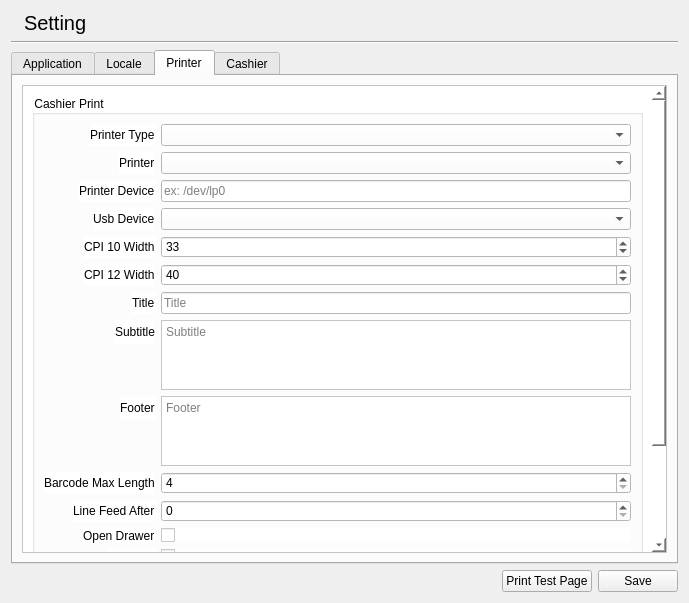
apinprastya/sultan, file libgui/setting/settingwidget.ui: the form before one commit.
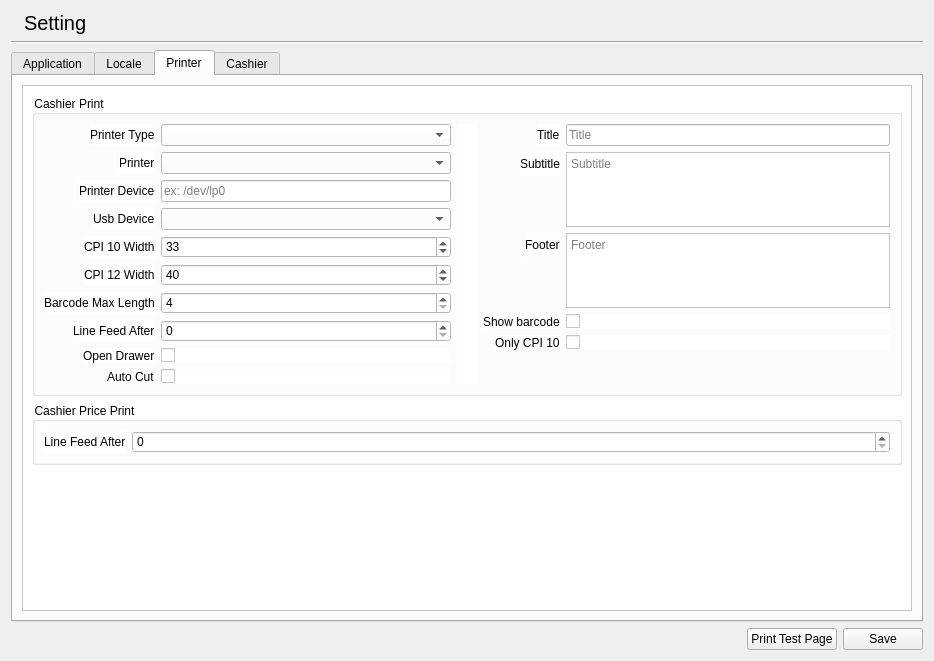
The form after the commit. The open tabs and pages were chosen to show the change. Icons and pictures are not drawn.

Patch:
```diff
--- a/libgui/setting/settingwidget.ui
+++ b/libgui/setting/settingwidget.ui
@@ -6,8 +6,8 @@
    <rect>
     <x>0</x>
     <y>0</y>
-    <width>689</width>
-    <height>603</height>
+    <width>934</width>
+    <height>661</height>
    </rect>
   </property>
   <property name="windowTitle">
@@ -420,8 +420,8 @@
            <rect>
             <x>0</x>
             <y>0</y>
-            <width>633</width>
-            <height>597</height>
+            <width>892</width>
+            <height>516</height>
            </rect>
           </property>
           <layout class="QVBoxLayout" name="verticalLayout_8">
@@ -432,6 +432,17 @@
              </property>
              <layout class="QVBoxLayout" name="verticalLayout_9">
               <item>
+               <layout class="QHBoxLayout" name="horizontalLayout_5" stretch="1,0,1">
+                <property name="spacing">
+                 <number>6</number>
+                </property>
+                <property name="rightMargin">
+                 <number>0</number>
+                </property>
+                <property name="bottomMargin">
+                 <number>0</number>
+                </property>
+                <item>
                <layout class="QFormLayout" name="formLayout_4">
                 <property name="labelAlignment">
                  <set>Qt::AlignRight|Qt::AlignTrailing|Qt::AlignVCenter</set>
@@ -510,81 +521,6 @@
                   </property>
                  </widget>
                 </item>
-                <item row="6" column="0">
-                 <widget class="QLabel" name="label_13">
-                  <property name="text">
-                   <string>Title</string>
-                  </property>
-                 </widget>
-                </item>
-                <item row="6" column="1">
-                 <widget class="QLineEdit" name="linePrintCashierTitle">
-                  <property name="placeholderText">
-                   <string>Title</string>
-                  </property>
-                 </widget>
-                </item>
-                <item row="7" column="0">
-                 <widget class="QLabel" name="label_14">
-                  <property name="text">
-                   <string>Subtitle</string>
-                  </property>
-                 </widget>
-                </item>
-                <item row="7" column="1">
-                 <widget class="QPlainTextEdit" name="plainPrintCashierSubtitle">
-                  <property name="sizePolicy">
-                   <sizepolicy hsizetype="Expanding" vsizetype="Maximum">
-                    <horstretch>0</horstretch>
-                    <verstretch>0</verstretch>
-                   </sizepolicy>
-                  </property>
-                  <property name="maximumSize">
-                   <size>
-                    <width>16777215</width>
-                    <height>75</height>
-                   </size>
-                  </property>
-                  <property name="placeholderText">
-                   <string>Subtitle</string>
-                  </property>
-                 </widget>
-                </item>
-                <item row="8" column="0">
-                 <widget class="QLabel" name="label_15">
-                  <property name="text">
-                   <string>Footer</string>
-                  </property>
-                 </widget>
-                </item>
-                <item row="8" column="1">
-                 <widget class="QPlainTextEdit" name="plainPrintCashierFooter">
-                  <property name="sizePolicy">
-                   <sizepolicy hsizetype="Preferred" vsizetype="Maximum">
-                    <horstretch>0</horstretch>
-                    <verstretch>0</verstretch>
-                   </sizepolicy>
-                  </property>
-                  <property name="minimumSize">
-                   <size>
-                    <width>0</width>
-                    <height>0</height>
-                   </size>
-                  </property>
-                  <property name="maximumSize">
-                   <size>
-                    <width>16777215</width>
-                    <height>75</height>
-                   </size>
-                  </property>
-                  <property name="tabChangesFocus">
-                   <bool>true</bool>
-                  </property>
-                  <property name="placeholderText">
-                   <string>Footer</string>
-                  </property>
-                 </widget>
-                </item>
                 <item row="9" column="0">
                  <widget class="QLabel" name="label_28">
                   <property name="text">
@@ -640,20 +576,6 @@
                   </property>
                  </widget>
                 </item>
-                <item row="13" column="0">
-                 <widget class="QLabel" name="label_29">
-                  <property name="text">
-                   <string>Show barcode</string>
-                  </property>
-                 </widget>
-                </item>
-                <item row="13" column="1">
-                 <widget class="QCheckBox" name="checkShowBarcode">
-                  <property name="text">
-                   <string/>
-                  </property>
-                 </widget>
-                </item>
                 <item row="3" column="0">
                  <widget class="QLabel" name="labelUsb">
                   <property name="text">
@@ -666,6 +588,131 @@
                 </item>
                </layout>
               </item>
+                <item>
+                 <widget class="QWidget" name="widget_3" native="true">
+                  <property name="minimumSize">
+                   <size>
+                    <width>20</width>
+                    <height>0</height>
+                   </size>
+                  </property>
+                 </widget>
+                </item>
+                <item>
+                 <layout class="QFormLayout" name="formLayout_9">
+                  <property name="labelAlignment">
+                   <set>Qt::AlignRight|Qt::AlignTrailing|Qt::AlignVCenter</set>
+                  </property>
+                  <property name="rightMargin">
+                   <number>0</number>
+                  </property>
+                  <item row="0" column="0">
+                   <widget class="QLabel" name="label_13">
+                    <property name="text">
+                     <string>Title</string>
+                    </property>
+                   </widget>
+                  </item>
+                  <item row="0" column="1">
+                   <widget class="QLineEdit" name="linePrintCashierTitle">
+                    <property name="placeholderText">
+                     <string>Title</string>
+                    </property>
+                   </widget>
+                  </item>
+                  <item row="1" column="0">
+                   <widget class="QLabel" name="label_14">
+                    <property name="text">
+                     <string>Subtitle</string>
+                    </property>
+                   </widget>
+                  </item>
+                  <item row="1" column="1">
+                   <widget class="QPlainTextEdit" name="plainPrintCashierSubtitle">
+                    <property name="sizePolicy">
+                     <sizepolicy hsizetype="Expanding" vsizetype="Maximum">
+                      <horstretch>0</horstretch>
+                      <verstretch>0</verstretch>
+                     </sizepolicy>
+                    </property>
+                    <property name="maximumSize">
+                     <size>
+                      <width>16777215</width>
+                      <height>75</height>
+                     </size>
+                    </property>
+                    <property name="placeholderText">
+                     <string>Subtitle</string>
+                    </property>
+                   </widget>
+                  </item>
+                  <item row="2" column="0">
+                   <widget class="QLabel" name="label_15">
+                    <property name="text">
+                     <string>Footer</string>
+                    </property>
+                   </widget>
+                  </item>
+                  <item row="2" column="1">
+                   <widget class="QPlainTextEdit" name="plainPrintCashierFooter">
+                    <property name="sizePolicy">
+                     <sizepolicy hsizetype="Preferred" vsizetype="Maximum">
+                      <horstretch>0</horstretch>
+                      <verstretch>0</verstretch>
+                     </sizepolicy>
+                    </property>
+                    <property name="minimumSize">
+                     <size>
+                      <width>0</width>
+                      <height>0</height>
+                     </size>
+                    </property>
+                    <property name="maximumSize">
+                     <size>
+                      <width>16777215</width>
+                      <height>75</height>
+                     </size>
+                    </property>
+                    <property name="tabChangesFocus">
+                     <bool>true</bool>
+                    </property>
+                    <property name="placeholderText">
+                     <string>Footer</string>
+                    </property>
+                   </widget>
+                  </item>
+                  <item row="3" column="0">
+                   <widget class="QLabel" name="label_29">
+                    <property name="text">
+                     <string>Show barcode</string>
+                    </property>
+                   </widget>
+                  </item>
+                  <item row="3" column="1">
+                   <widget class="QCheckBox" name="checkShowBarcode">
+                    <property name="text">
+                     <string/>
+                    </property>
+                   </widget>
+                  </item>
+                  <item row="4" column="0">
+                   <widget class="QLabel" name="label_38">
+                    <property name="text">
+                     <string>Only CPI 10</string>
+                    </property>
+                   </widget>
+                  </item>
+                  <item row="4" column="1">
+                   <widget class="QCheckBox" name="checkOnly10">
+                    <property name="text">
+                     <string/>
+                    </property>
+                   </widget>
+                  </item>
+                 </layout>
+                </item>
+               </layout>
+              </item>
              </layout>
             </widget>
            </item>
```
Left out of the diff: 297 changed lines with no effect on the pictures. Lines whose indentation alone changed are shown as unchanged.
